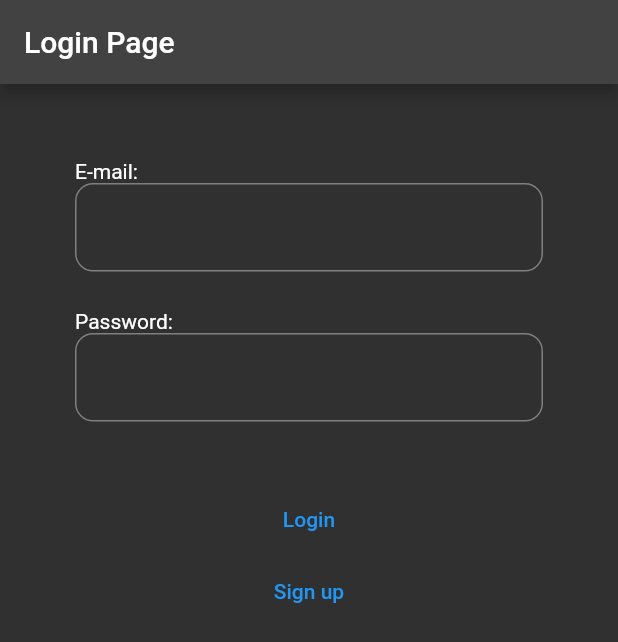
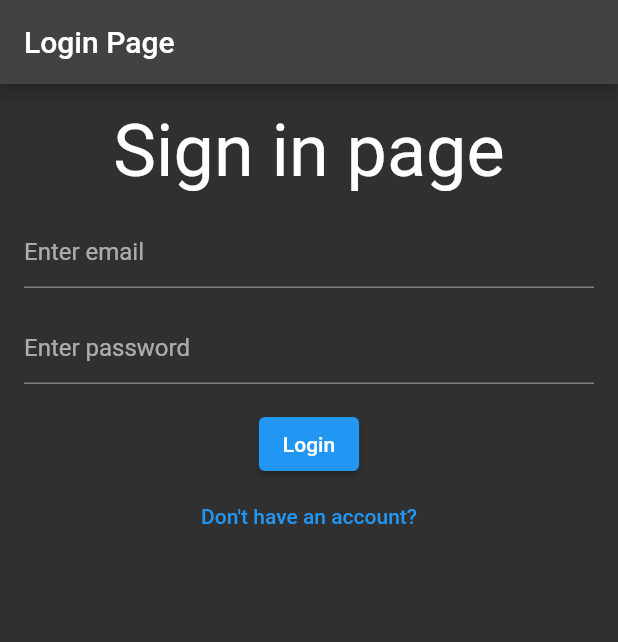
Before and after one commit to MathiasYde/casino_app, a Flutter app: the screen it shows after launch, on a phone screen of 412 x 824 dp. Shown: the top 642 px of the screen. Run offline on Flutter 3.47's test engine with Material 2 defaults, Android fonts, the phone set to English and light mode, and no system bars; our stand-ins replace cloud_firestore, firebase_auth, firebase_core, form_validator, freezed_annotation, hooks_riverpod; accounts and stored records are empty; generated files the repository leaves out were written again.

Commit message:
Refactored code

```diff
--- a/lib/pages/login_page.dart
+++ b/lib/pages/login_page.dart
@@ -1,38 +1,26 @@
 import 'package:casino_app/pages/signup_page.dart';
 import 'package:firebase_auth/firebase_auth.dart';
 import "package:flutter/material.dart";
+import 'package:form_validator/form_validator.dart';
 
 class LoginPage extends StatefulWidget {
   const LoginPage({Key? key}) : super(key: key);
 
   @override
-  State<LoginPage> createState() => _LoginPageState();
+  State<LoginPage> createState() => LoginPageState();
 }
 
-String _errorCode = "";
-TextEditingController _emailController = TextEditingController();
-TextEditingController _passwordController = TextEditingController();
+class LoginPageState extends State<LoginPage> {
+  final GlobalKey<FormState> formKey = GlobalKey<FormState>();
 
-class _LoginPageState extends State<LoginPage> {
-  Future<void> _checkLogin({email, password}) async {
-    try {
-      await FirebaseAuth.instance
-          .signInWithEmailAndPassword(email: email, password: password);
-    } on FirebaseAuthException catch (e) {
-      if (e.code == "user-not-found") {
-        setState(() {
-          _errorCode = "No user found for that email";
-        });
-      } else if (e.code == "wrong-password") {
-        setState(() {
-          _errorCode = "Wrong password or email";
-        });
-      } else {
-        setState(() {
-          _errorCode = "there was an error";
-        });
-      }
-    }
+  final emailController = TextEditingController();
+  final passwordController = TextEditingController();
+
+  @override
+  void dispose() {
+    super.dispose();
+    emailController.dispose();
+    passwordController.dispose();
   }
 
   @override
@@ -41,78 +29,71 @@ class _LoginPageState extends State<LoginPage> {
       appBar: AppBar(
         title: const Text("Login Page"),
       ),
-        body: Container(
-          padding: const EdgeInsets.fromLTRB(50, 0, 50, 0),
+      body: Form(
+        key: formKey,
+        child: Padding(
+          padding: const EdgeInsets.all(16.0),
           child: Column(
-            crossAxisAlignment: CrossAxisAlignment.center,
+            mainAxisAlignment: MainAxisAlignment.start,
             children: [
-              const SizedBox(
-                height: 50,
+              const Text("Sign in page", style: TextStyle(fontSize: 48)),
+              const Padding(padding: EdgeInsets.symmetric(vertical: 8)),
+              Column(
+                children: [
+                  TextFormField(
+                    decoration: const InputDecoration(hintText: "Enter email"),
+                    validator: ValidationBuilder().email().build(),
+                    controller: emailController,
                   ),
-              InputText(
-                title: "E-mail:",
-                textFieldController: _emailController,
+                  const Padding(padding: EdgeInsets.symmetric(vertical: 8)),
+                  TextFormField(
+                    decoration:
+                        const InputDecoration(hintText: "Enter password"),
+                    validator:
+                        ValidationBuilder().minLength(6).maxLength(27).build(),
+                    controller: passwordController,
                   ),
-              const SizedBox(
-                height: 25,
-              ),
-              InputText(
-                title: "Password:",
-                hideText: true,
-                textFieldController: _passwordController,
-              ),
-              const SizedBox(
-                height: 25,
-              ),
-              Text(_errorCode),
-              TextButton(
-                  onPressed: (() => _checkLogin(
-                      email: _emailController.text,
-                      password: _passwordController.text)),
-                  child: const Text("Login")),
-              TextButton(
-                  onPressed: (() => Navigator.push(
-                      context,
-                      MaterialPageRoute(
-                          builder: ((context) => const SignupPage())))),
-                  child: const Text("Sign up")),
                 ],
               ),
-        ));
-  }
+              const Padding(padding: EdgeInsets.symmetric(vertical: 8)),
+              ElevatedButton(
+                onPressed: () async {
+                  if (!formKey.currentState!.validate()) {
+                    return;
                   }
 
-class InputText extends StatelessWidget {
-  const InputText(
-      {super.key,
-      required this.title,
-      this.hideText = false,
-      required this.textFieldController});
+                  final email = emailController.text;
+                  final password = passwordController.text;
 
-  final String title;
-  final bool hideText;
-  final TextEditingController textFieldController;
-
-  @override
-  Widget build(BuildContext context) {
-    return Column(
-      crossAxisAlignment: CrossAxisAlignment.start,
-      children: [
-        Text(title),
-        TextField(
-          controller: textFieldController,
-          decoration: const InputDecoration(
-            border: OutlineInputBorder(
-              borderRadius: BorderRadius.all(Radius.circular(12)),
+                  try {
+                    await FirebaseAuth.instance.signInWithEmailAndPassword(
+                      email: email,
+                      password: password,
+                    );
+                  } on FirebaseAuthException catch (e) {
+                    SnackBar snackBar = SnackBar(content: Text("${e.message}"));
+                    ScaffoldMessenger.of(context).showSnackBar(snackBar);
+                  } catch (e) {
+                    SnackBar snackBar = SnackBar(content: Text("$e"));
+                    ScaffoldMessenger.of(context).showSnackBar(snackBar);
+                  }
+                },
+                child: const Text("Login"),
               ),
-            focusColor: Colors.black,
+              TextButton(
+                onPressed: () {
+                  FocusManager.instance.primaryFocus?.unfocus();
+                  Navigator.pushReplacement(context,
+                      MaterialPageRoute(builder: (context) {
+                    return const SignupPage();
+                  }));
+                },
+                child: const Text("Don't have an account?"),
+              )
+            ],
           ),
-          style: const TextStyle(
-            color: Colors.white,
         ),
-          obscureText: hideText,
       ),
-      ],
     );
   }
 }
--- a/pubspec.yaml
+++ b/pubspec.yaml
@@ -14,6 +14,8 @@ dependencies:
     sdk: flutter
 
   cupertino_icons: ^1.0.2
+
+  form_validator:
 
   # Firebase
   firebase_core: ^2.4.1
```
Lines whose indentation alone changed are shown as unchanged.
